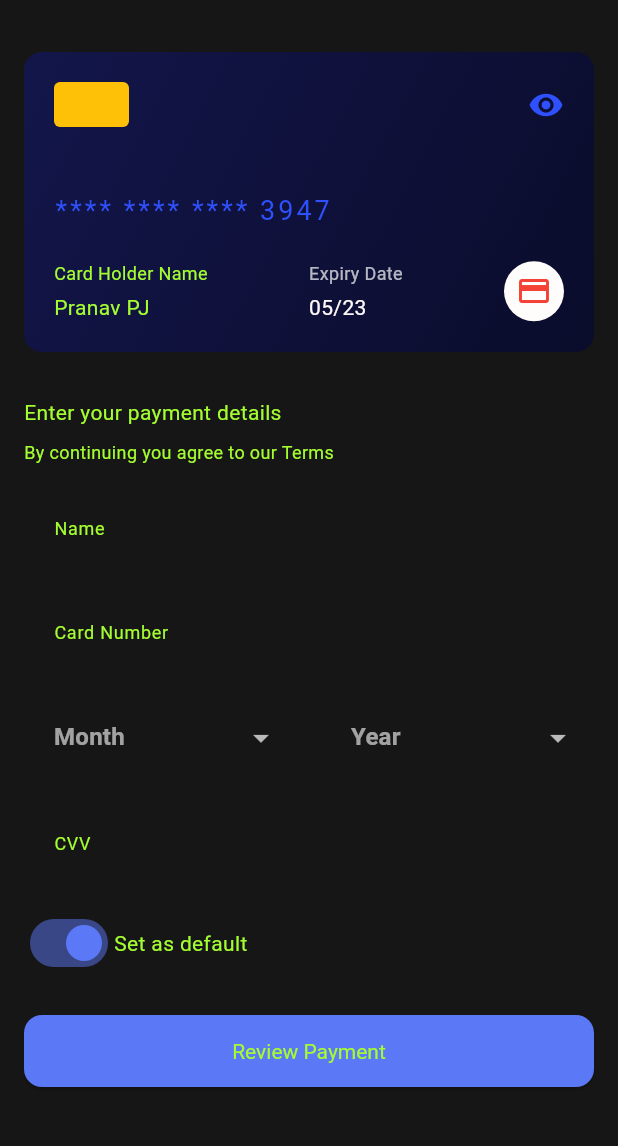
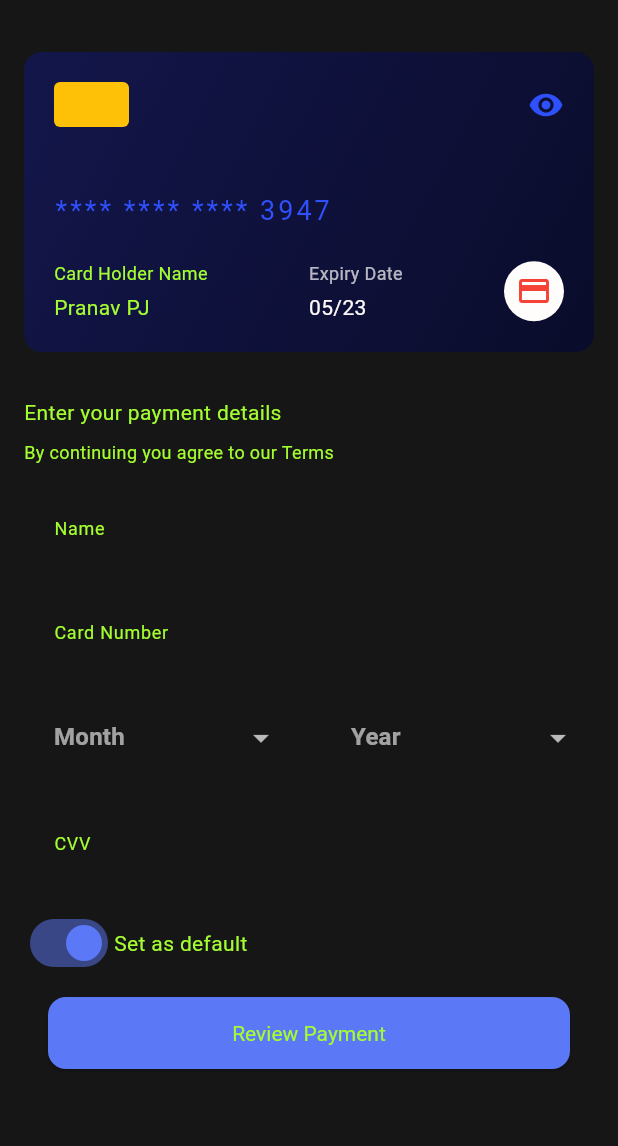
Before and after one commit to AADHIX/paymentidforApp, a Flutter app: the AddCardScreen screen opened directly, on a phone screen of 412 x 824 dp, the part 56-1202 px from its top. Run offline on Flutter 3.47's test engine with Material 3 defaults, Android fonts, the phone set to English and light mode, and no system bars.

Commit message:
After modifying a file and running git commit, the editor will open with the following content:

```diff
--- a/lib/main.dart
+++ b/lib/main.dart
@@ -146,7 +146,7 @@ class PaymentMethodsScreen extends StatelessWidget {
                   onTap: () => _navigateToAddCard(context),
                 ),
               ),
-              const SizedBox(height: 20), // Extra space at the bottom
+              const SizedBox(height: 6), // Extra space at the bottom
             ],
           ),
         ),
@@ -359,7 +359,11 @@ class _CardFormState extends State<CardForm> {
 
   @override
   Widget build(BuildContext context) {
-    return Column(
+    return Stack(
+      children: [
+        // Main form content
+        SingleChildScrollView(
+          child: Column(
             crossAxisAlignment: CrossAxisAlignment.start,
             children: [
               TextFormField(
@@ -429,12 +433,23 @@ class _CardFormState extends State<CardForm> {
                   const Text('Set as default', style: AppTheme.bodyStyle),
                 ],
               ),
-        const SizedBox(height: 24),
-        SizedBox(
-          width: double.infinity,
+              // Add extra space at the bottom to prevent the form elements from being hidden behind the button
+              const SizedBox(height: 80),
+            ],
+          ),
+        ),
+
+        // Positioned button at the bottom center
+        Positioned(
+          bottom: 20,
+          left: 0,
+          right: 0,
+          child: Padding(
+            padding: const EdgeInsets.symmetric(horizontal: 16.0),
             child: ElevatedButton(
               onPressed: widget.onSubmit,
               child: const Text('Review Payment'),
+            ),
           ),
         ),
       ],
@@ -1043,7 +1058,7 @@ class CardAddedScreen extends StatelessWidget {
                     child: const Text('Add now'),
                   ),
                 ),
-                const SizedBox(height: 20), // Extra space at the bottom
+                const SizedBox(height: 6), // Extra space at the bottom
               ],
             ),
           ),
```
Lines whose indentation alone changed are shown as unchanged.
